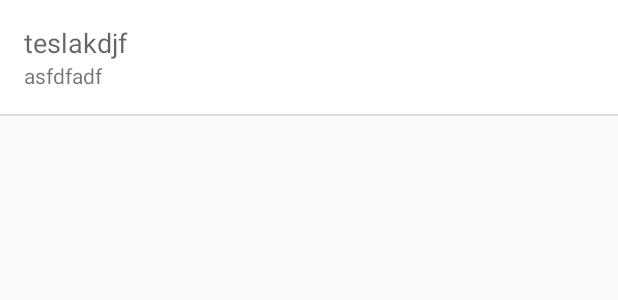
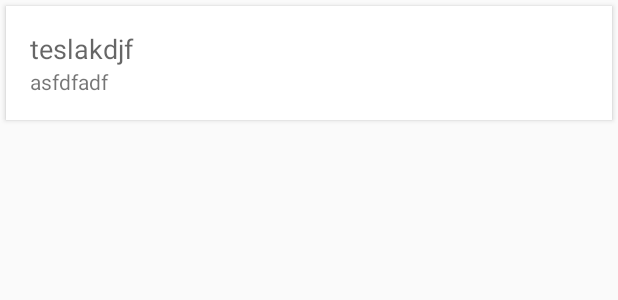
Before and after one commit to toddway/ListOfThings, an Android app: the layout thing_list_item.xml on its own in the app's theme, with its tools: preview values and no code run, on a phone screen of 412 x 824 dp. Shown: the top 300 px of the screen. Run offline under Robolectric (Android 15) with nearby library versions, the phone set to English and light mode, and no system bars.

```diff
--- a/app/src/main/java/com/vml/listofthings/app/thinglist/ThingListItemView.java
+++ b/app/src/main/java/com/vml/listofthings/app/thinglist/ThingListItemView.java
@@ -6,7 +6,7 @@ import android.util.AttributeSet;
 import android.view.LayoutInflater;
 import android.view.View;
 import android.view.ViewGroup;
-import android.widget.LinearLayout;
+import android.widget.FrameLayout;
 import android.widget.TextView;
 
 import com.vml.listofthings.R;
@@ -20,7 +20,7 @@ import butterknife.OnClick;
 /**
  * Created by tway on 5/10/16.
  */
-public class ThingListItemView extends LinearLayout {
+public class ThingListItemView extends FrameLayout {
 
     @Bind(R.id.summary) TextView summaryTextView;
     @Bind(R.id.title) TextView titleTextView;
--- a/app/src/main/res/layout/activity_main.xml
+++ b/app/src/main/res/layout/activity_main.xml
@@ -45,6 +45,8 @@
             android:layout_width="match_parent"
             android:layout_height="match_parent"
             android:scrollbars="vertical"
+            android:clipToPadding="false"
+            android:padding="4dp"
             />
     </android.support.v4.widget.SwipeRefreshLayout>
 
--- a/app/src/main/res/layout/thing_list_item.xml
+++ b/app/src/main/res/layout/thing_list_item.xml
@@ -4,8 +4,18 @@
                                                       android:orientation="vertical"
                                                       android:layout_width="match_parent"
                                                       android:layout_height="wrap_content"
+
+
+                                                      >
+    <FrameLayout
+        android:layout_width="match_parent"
+        android:layout_height="wrap_content"
         android:background="#FFFFFF"
-                                                      >
+        android:elevation="2dp"
+        android:layout_marginTop="4dp"
+        android:layout_marginStart="4dp"
+        android:layout_marginBottom="4dp"
+        android:layout_marginEnd="4dp">
         <LinearLayout
             android:layout_width="match_parent"
             android:layout_height="wrap_content"
@@ -27,11 +37,7 @@
                 android:layout_height="wrap_content"
                 tools:text="asfdfadf"/>
         </LinearLayout>
-
-    <View
-        android:layout_width="match_parent"
-        android:layout_height="1dp"
-        android:background="#DDD"/>
+    </FrameLayout>
 
 
 </com.vml.listofthings.app.thinglist.ThingListItemView>
--- a/app/src/main/res/values/strings.xml
+++ b/app/src/main/res/values/strings.xml
@@ -93,4 +93,5 @@
     <string name="network_unavailable_error">Network is unavailable.  Try again later.</string>
     <string name="undo">Undo</string>
     <string name="deleted_item">Deleted - LABEL</string>
+    <string name="toggle_view_mode">Toggle View Mode</string>
 </resources>
```
Also changed, not shown: app/src/main/java/com/vml/listofthings/app/base/GridRecyclerView.java (+8 -3 lines), app/src/main/java/com/vml/listofthings/app/thinglist/MainActivity.java (+19 -0 lines), app/src/main/java/com/vml/listofthings/app/thinglist/ThingListLayout.java (+7 -1 lines), app/src/main/res/drawable/ic_grid_off_white_24px.xml (added, +9 -0 lines), app/src/main/res/drawable/ic_grid_on_white_24px.xml (added, +9 -0 lines), app/src/main/res/drawable/ic_view_module_white_24px.xml (added, +9 -0 lines), app/src/main/res/drawable/ic_view_stream_white_24px.xml (added, +9 -0 lines), app/src/main/res/menu/main_menu.xml (added, +9 -0 lines), 1 other file. Lines whose indentation alone changed are shown as unchanged.
